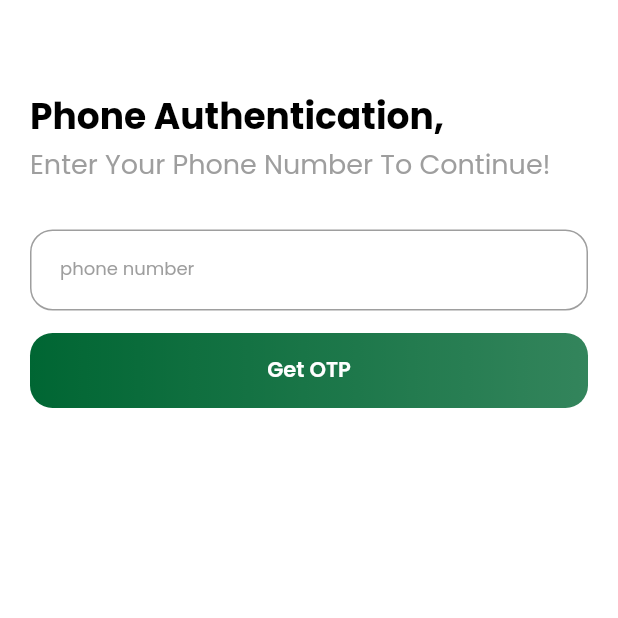
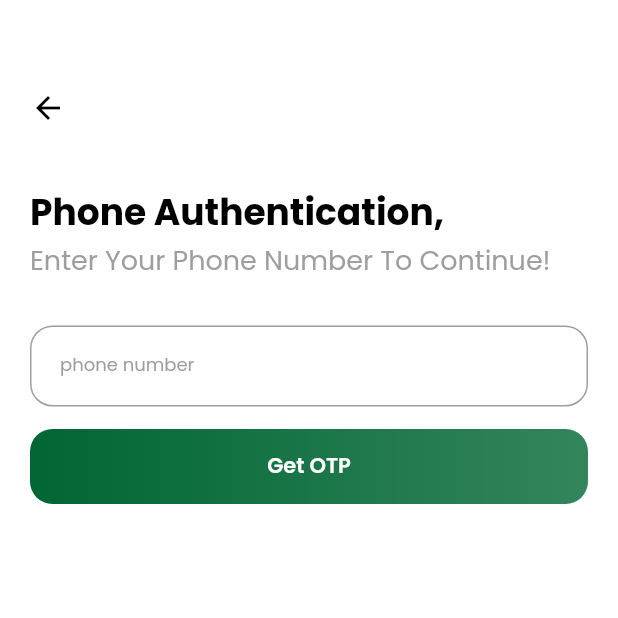
Before and after one commit to Terry9110/MobileCampsu2, a Flutter app: the PhoneSignUpScreen screen opened directly, on a phone screen of 412 x 824 dp, the top half of it. Run offline on Flutter 3.47's test engine with Material 2 defaults, Android fonts, the phone set to English and light mode, and no system bars; our stand-ins replace cloud_functions, date_field, firebase_auth, firebase_core, flutter_multi_formatter, font_awesome_flutter and 2 more; missing offline and left inert: gender_picker; accounts and stored records are empty.

Commit message:
added phone authentication

```diff
--- a/lib/Auth/components/EnterOTP/phone_login.dart
+++ b/lib/Auth/components/EnterOTP/phone_login.dart
@@ -20,6 +20,29 @@ class PhoneSignUpScreen extends StatelessWidget {
         mainAxisAlignment: MainAxisAlignment.start,
         crossAxisAlignment: CrossAxisAlignment.start,
         children: [
+          const SizedBox(height: 40),
+          Row(
+                      mainAxisAlignment: MainAxisAlignment.start,
+                      crossAxisAlignment: CrossAxisAlignment.center,
+                      children: [
+                        InkWell(
+                            onTap: () {
+                              Navigator.pop(context);
+                            },
+                            child: const Icon(Icons.arrow_back,
+                                color: Colors.black)),
+                        // Expanded(
+                        //     child: Center(
+                        //   child: Text("Verify Phone",
+                        //       style: GoogleFonts.poppins(
+                        //         color: Colors.black,
+                        //         fontSize: 14,
+                        //         fontWeight: FontWeight.w600,
+                        //       )),
+                        // )),
+                      ],
+                    ),
+
            const SizedBox(height: 40),
              Text("Phone Authentication,",
                 style: GoogleFonts.poppins(
```
